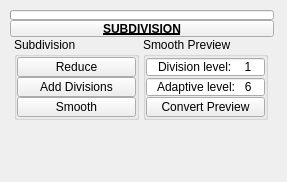
Qt form tentacle/ui/uiLevel_3/subdivision.ui (m3trik/tentacle) before a commit.
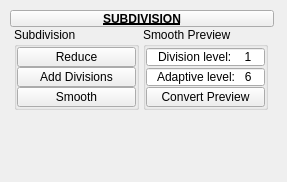
The same form after that commit. Custom widgets are drawn as their Qt base class.

Diff of the .ui file:
```diff
--- a/tentacle/ui/uiLevel_3/subdivision.ui
+++ b/tentacle/ui/uiLevel_3/subdivision.ui
@@ -51,35 +51,7 @@
      <property name="spacing">
       <number>0</number>
      </property>
-     <item row="0" column="1" colspan="2">
-      <widget class="ProgressBar" name="progressBar">
-       <property name="sizePolicy">
-        <sizepolicy hsizetype="Ignored" vsizetype="Fixed">
-         <horstretch>0</horstretch>
-         <verstretch>0</verstretch>
-        </sizepolicy>
-       </property>
-       <property name="minimumSize">
-        <size>
-         <width>0</width>
-         <height>10</height>
-        </size>
-       </property>
-       <property name="maximumSize">
-        <size>
-         <width>16777215</width>
-         <height>10</height>
-        </size>
-       </property>
-       <property name="value">
-        <number>0</number>
-       </property>
-       <property name="textVisible">
-        <bool>false</bool>
-       </property>
-      </widget>
-     </item>
-     <item row="2" column="1" colspan="2">
+     <item row="1" column="1" colspan="2">
       <layout class="QHBoxLayout" name="horizontalLayout">
        <item>
         <layout class="QVBoxLayout" name="verticalLayout">
@@ -442,7 +414,7 @@
        </item>
       </layout>
      </item>
-     <item row="1" column="1" colspan="2">
+     <item row="0" column="1" colspan="2">
       <widget class="PushButtonDraggable" name="draggable_header">
        <property name="minimumSize">
         <size>
@@ -481,11 +453,6 @@
    <extends>QPushButton</extends>
    <header>widgets.pushbuttondraggable.h</header>
   </customwidget>
-  <customwidget>
-   <class>ProgressBar</class>
-   <extends>QProgressBar</extends>
-   <header>widgets.progressbar.h</header>
-  </customwidget>
  </customwidgets>
  <resources/>
  <connections/>
```
